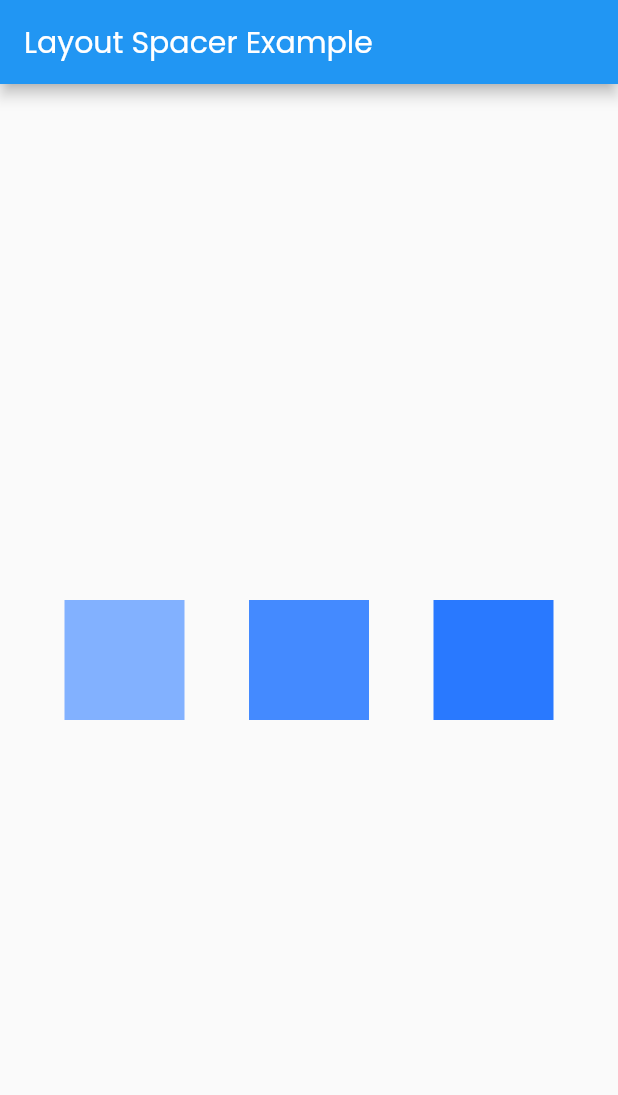
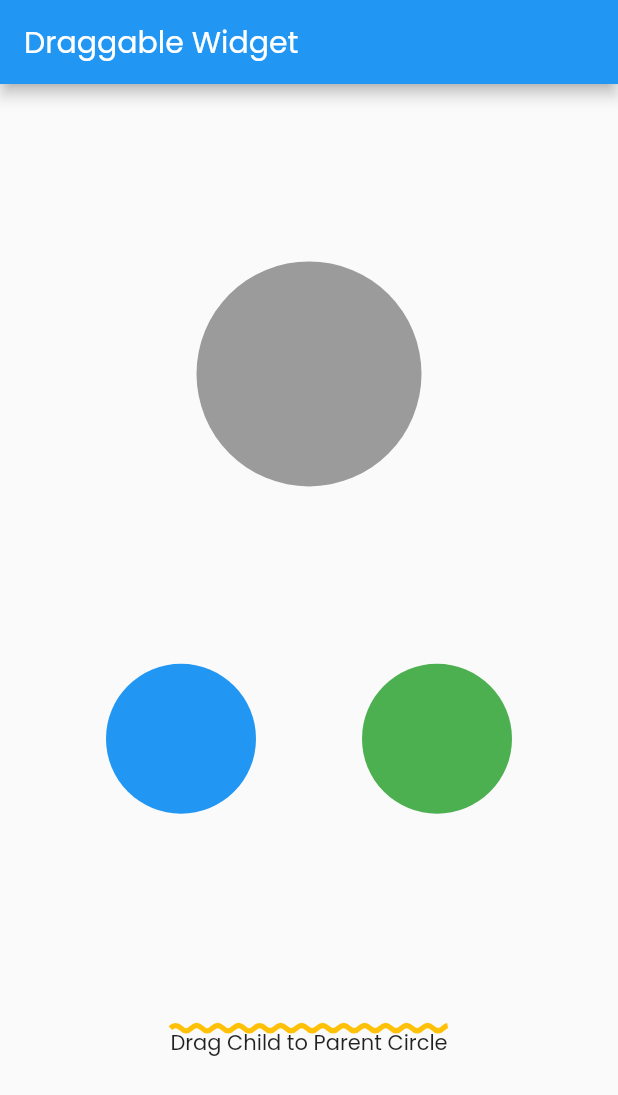
Before and after one commit to andika-andriana/flutter-fundamental, a Flutter app: the screen it shows after launch, on a phone screen of 412 x 824 dp. Shown: the top 1095 px of the screen. Run offline on Flutter 3.47's test engine with Material 2 defaults, Android fonts, the phone set to English and light mode, and no system bars.

Commit message:
+ Dragable Example

```diff
--- a/lib/main.dart
+++ b/lib/main.dart
@@ -5,8 +5,146 @@ void main() {
   runApp(const MyApp());
 }
 
-class MyApp extends StatelessWidget {
+class MyApp extends StatefulWidget {
   const MyApp({super.key});
+
+  @override
+  State<MyApp> createState() => _MyAppState();
+}
+
+class _MyAppState extends State<MyApp> {
+  Color color1 = Colors.blue;
+  Color color2 = Colors.green;
+  late Color colorTarget;
+
+  bool isAcceptIt = false;
+
+  @override
+  Widget build(BuildContext context) {
+    return MaterialApp(
+      home: Scaffold(
+        appBar: AppBar(
+          title: const Text(
+            "Draggable Widget",
+            style: TextStyle(fontFamily: "Poppins"),
+          ),
+        ),
+        body: Column(
+          mainAxisAlignment: MainAxisAlignment.spaceEvenly,
+          crossAxisAlignment: CrossAxisAlignment.center,
+          children: [
+            // DRAGABLE TARGET
+            DragTarget<Color>(
+              onWillAccept: (val) => true,
+              onAccept: (val) {
+                isAcceptIt = true;
+                colorTarget = val;
+              },
+              builder: ((context, candidateData, rejectedData) {
+                return isAcceptIt
+                    ? SizedBox(
+                        width: 150,
+                        height: 150,
+                        child: Material(
+                          color: colorTarget,
+                          shape: const StadiumBorder(),
+                        ),
+                      )
+                    : const SizedBox(
+                        width: 150,
+                        height: 150,
+                        child: Material(
+                          color: Colors.black38,
+                          shape: StadiumBorder(),
+                        ),
+                      );
+              }),
+            ),
+            Row(
+              mainAxisAlignment: MainAxisAlignment.spaceEvenly,
+              crossAxisAlignment: CrossAxisAlignment.center,
+              children: <Widget>[
+                // DRAGABLE 1
+                Draggable<Color>(
+                  data: color1,
+                  childWhenDragging: const SizedBox(
+                    width: 100,
+                    height: 100,
+                    child: Material(
+                      color: Colors.black38,
+                      shape: StadiumBorder(),
+                    ),
+                  ),
+                  feedback: SizedBox(
+                    width: 100,
+                    height: 100,
+                    child: Material(
+                      color: color1.withOpacity(0.5),
+                      shape: const StadiumBorder(),
+                    ),
+                  ),
+                  child: SizedBox(
+                    width: 100,
+                    height: 100,
+                    child: Material(
+                      color: color1,
+                      shape: const StadiumBorder(),
+                    ),
+                  ),
+                ),
+
+                // DRAGABLE 2
+                Draggable<Color>(
+                  data: color2,
+                  childWhenDragging: const SizedBox(
+                    width: 100,
+                    height: 100,
+                    child: Material(
+                      color: Colors.black38,
+                      shape: StadiumBorder(),
+                    ),
+                  ),
+                  feedback: SizedBox(
+                    width: 100,
+                    height: 100,
+                    child: Material(
+                      color: color2.withOpacity(0.5),
+                      shape: const StadiumBorder(),
+                    ),
+                  ),
+                  child: SizedBox(
+                    width: 100,
+                    height: 100,
+                    child: Material(
+                      color: color2,
+                      shape: const StadiumBorder(),
+                    ),
+                  ),
+                ),
+              ],
+            ),
+            Container(
+              margin: const EdgeInsets.only(top: 24),
+              child: const Text(
+                "Drag Child to Parent Circle",
+                style: TextStyle(
+                  fontFamily: "Poppins",
+                  decoration: TextDecoration.overline,
+                  decorationStyle: TextDecorationStyle.wavy,
+                  decorationThickness: 5,
+                  decorationColor: Colors.amber,
+                ),
+              ),
+            )
+          ],
+        ),
+      ),
+    );
+  }
+}
+
+class LayoutSpacerExample extends StatelessWidget {
+  const LayoutSpacerExample({super.key});
 
   @override
   Widget build(BuildContext context) {
```
